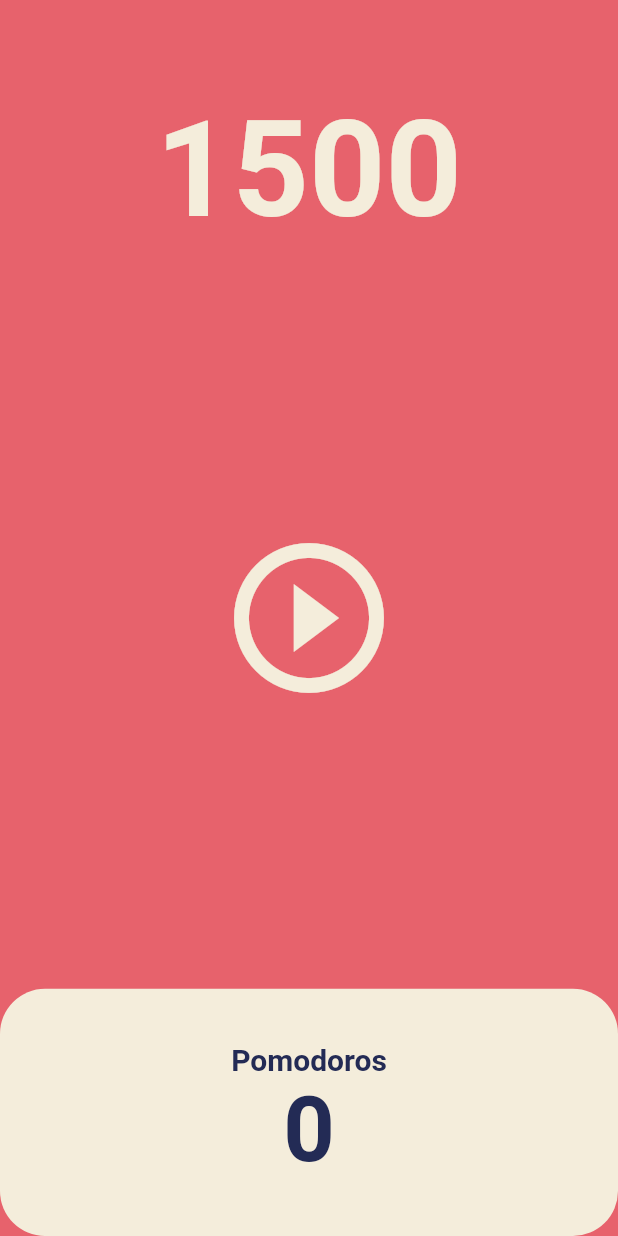
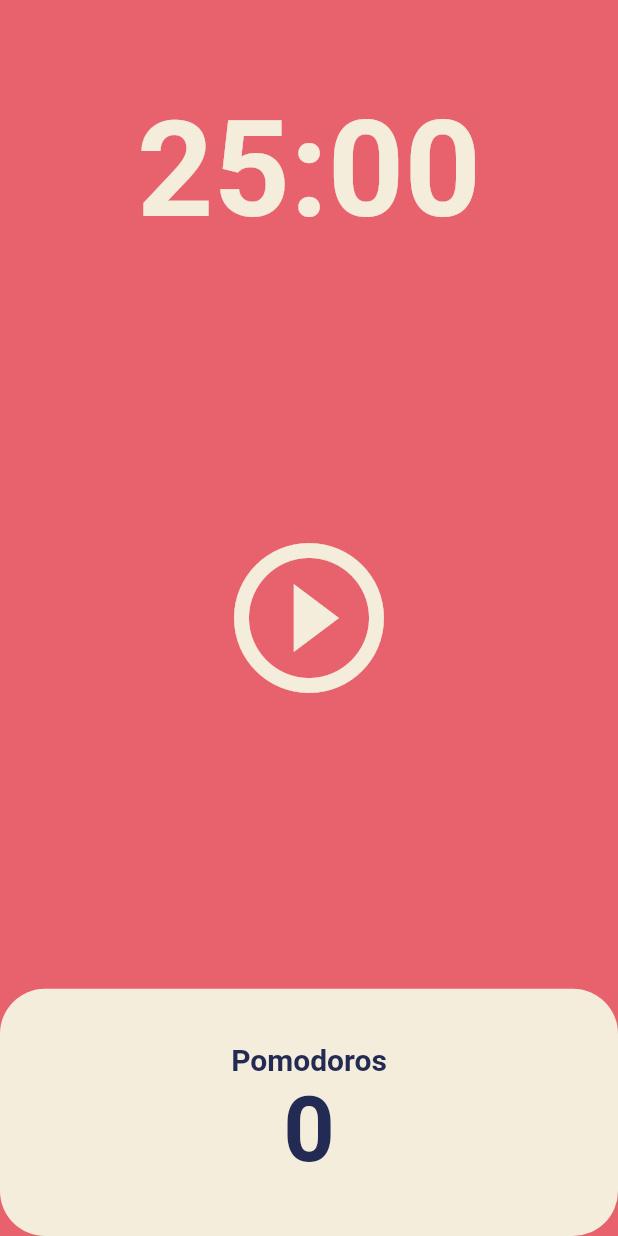
Before and after one commit to alswn2348/pomodoro_flutter, a Flutter app: the screen it shows after launch, on a phone screen of 412 x 824 dp. Run offline on Flutter 3.47's test engine with Material 2 defaults, Android fonts, the phone set to English and light mode, and no system bars.

```diff
--- a/lib/screens/home_screen.dart
+++ b/lib/screens/home_screen.dart
@@ -48,6 +48,11 @@ class _HomeScreenState extends State<HomeScreen> {
     });
   }
 
+  String fomat(int seconds) {
+    var duration = Duration(seconds: seconds);
+    return duration.toString().split('.').first.substring(2);
+  }
+
   @override
   Widget build(BuildContext context) {
     return Scaffold(
@@ -59,7 +64,7 @@ class _HomeScreenState extends State<HomeScreen> {
             child: Container(
               alignment: Alignment.bottomCenter,
               child: Text(
-                '$totalSeconds',
+                fomat(totalSeconds),
                 style: TextStyle(
                     color: Theme.of(context).cardColor,
                     fontSize: 89,
```
